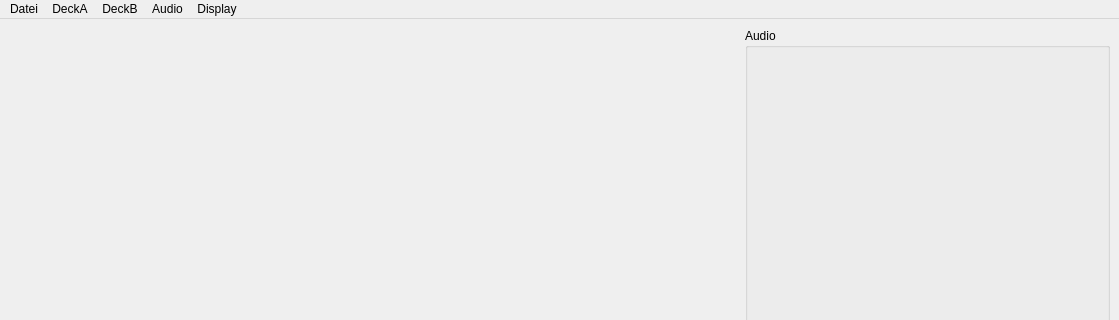
Before: the Qt Designer form MainWindow.ui in HorstBaerbel/NerDisco, drawn with Qt 5; both pictures show x 0 to 1119 and y 0 to 320 of the 1119 by 707 pixel window.
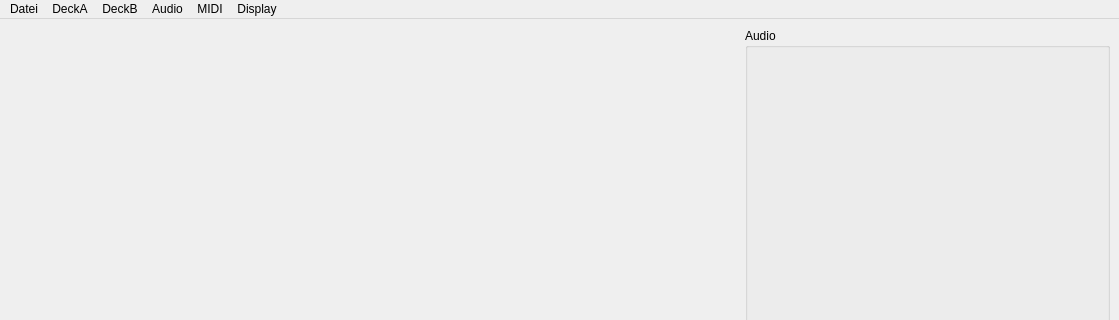
After: the same form once the commit is applied. Icons and pictures are not drawn. Custom widgets are drawn as their Qt base class.

Commit message: Basic MIDI interface using RTMIDI

```diff
--- a/MainWindow.ui
+++ b/MainWindow.ui
@@ -442,10 +442,20 @@
     <addaction name="actionDisplayStart"/>
     <addaction name="actionDisplayStop"/>
    </widget>
+   <widget class="QMenu" name="menuMidi">
+    <property name="title">
+     <string>MIDI</string>
+    </property>
+    <addaction name="actionMidiDevices"/>
+    <addaction name="actionMidiStart"/>
+    <addaction name="actionMidiStop"/>
+    <addaction name="actionMidiStartMapping"/>
+   </widget>
    <addaction name="menuSettings"/>
    <addaction name="menuDeckA"/>
    <addaction name="menuDeckB"/>
    <addaction name="menuAudio"/>
+   <addaction name="menuMidi"/>
    <addaction name="menuDisplay"/>
   </widget>
   <widget class="QStatusBar" name="statusbar"/>
```
Left out of the diff: 37 changed lines with no effect on the pictures. The commit also changes 18 other files.
